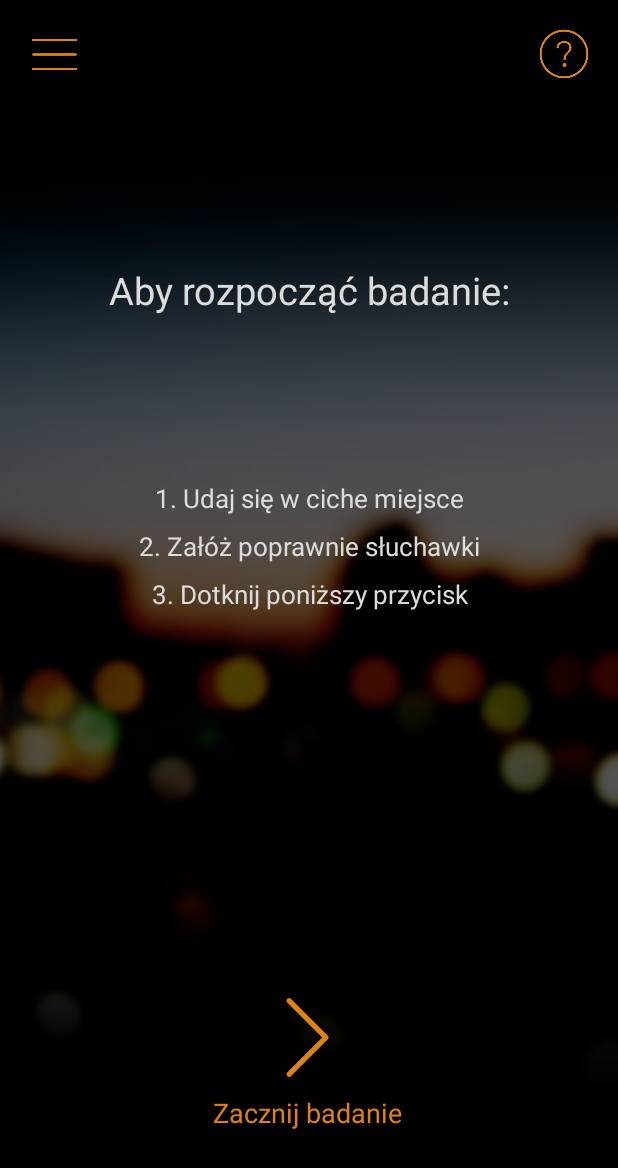
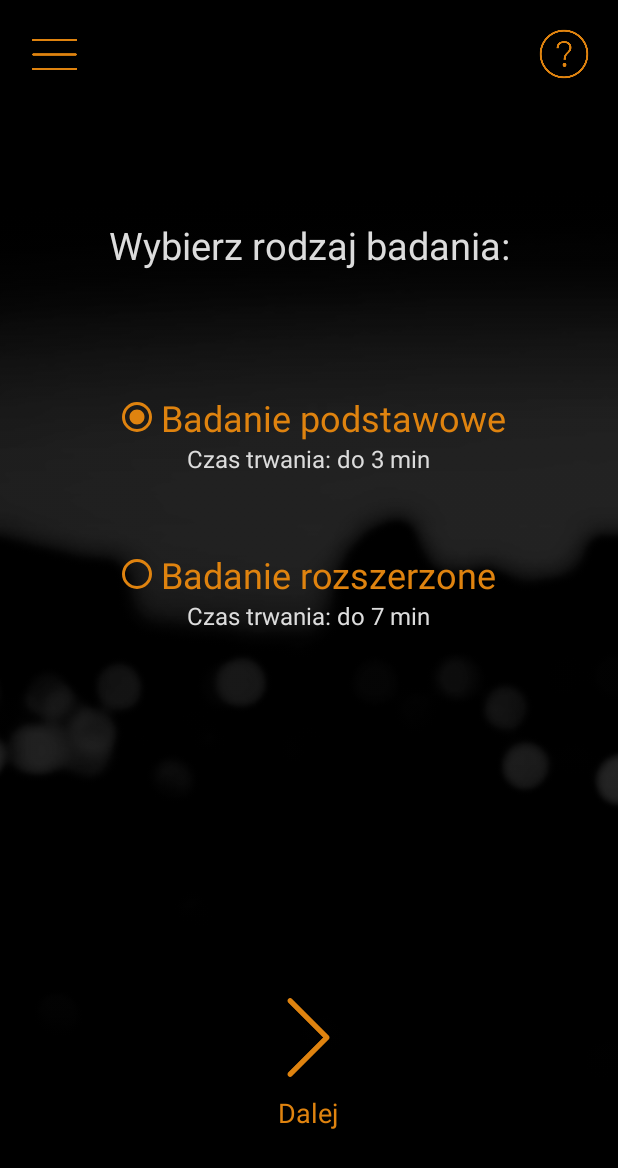
Before and after one commit to toklimoko/legendary-potato, an Android app: the Dialog screen opened directly, with no data from a screen before it, after a tap on "Pomiń", on a phone screen of 412 x 824 dp. Shown: the top 1168 px of the screen. Run offline under Robolectric (Android 15) with nearby library versions, the phone set to English and light mode, and no system bars.

Commit message:
v102018_1 +alg fix, +hidden calib & dialog

```diff
--- a/app/src/main/java/com/tomek/audiometr/dialogs/Dialog.java
+++ b/app/src/main/java/com/tomek/audiometr/dialogs/Dialog.java
@@ -11,6 +11,7 @@ import android.view.View;
 import com.tomek.audiometr.R;
 import com.tomek.audiometr.activities.AudioTestActivity;
 import com.tomek.audiometr.activities.CalibrationActivity;
+import com.tomek.audiometr.activities.ChoiceActivity;
 
 /**
  * Created by tokli on 16.09.2018.
@@ -30,7 +31,7 @@ public class Dialog extends Activity {
 
     public void skipDialog(View v){
         vibe.vibrate(50);
-        Intent intent = new Intent(getApplicationContext(),AudioTestActivity.class);
+        Intent intent = new Intent(getApplicationContext(),ChoiceActivity.class);
         intent.addFlags(Intent.FLAG_ACTIVITY_CLEAR_TOP);
         startActivity(intent);
     }
--- a/app/src/main/java/com/tomek/audiometr/helpers/Preferences.java
+++ b/app/src/main/java/com/tomek/audiometr/helpers/Preferences.java
@@ -16,7 +16,7 @@ public class Preferences {
 
 
     private double maxDecibels;
-    private double defMaxDecibels = 75;
+    private double defMaxDecibels = 100;
 
     public Preferences() {
     }
--- a/app/src/main/res/layout/content_main.xml
+++ b/app/src/main/res/layout/content_main.xml
@@ -62,6 +62,7 @@
         android:layout_height="100dp"
         android:layout_marginBottom="65dp"
         android:layout_marginStart="20dp"
+        android:visibility="gone"
         app:layout_constraintBottom_toBottomOf="parent"
         app:layout_constraintStart_toStartOf="parent">
 
@@ -103,8 +104,10 @@
         android:layout_height="100dp"
         android:layout_marginBottom="65dp"
         android:layout_marginEnd="20dp"
+        android:layout_marginStart="20dp"
         app:layout_constraintBottom_toBottomOf="parent"
-        app:layout_constraintEnd_toEndOf="parent">
+        app:layout_constraintEnd_toEndOf="parent"
+        app:layout_constraintStart_toStartOf="parent">
 
         <TextView
             android:layout_width="wrap_content"
--- a/app/src/main/res/menu/activity_main_drawer.xml
+++ b/app/src/main/res/menu/activity_main_drawer.xml
@@ -16,7 +16,8 @@
             android:id="@+id/nav_calibration"
             android:checkable="false"
             android:icon="@drawable/calibration_icon_small"
-            android:title="@string/txtCalibration" />
+            android:title="@string/txtCalibration"
+            android:visible="false" />
         <item
             android:id="@+id/nav_audioTest"
             android:checkable="false"
--- a/app/src/main/res/values/strings.xml
+++ b/app/src/main/res/values/strings.xml
@@ -12,7 +12,7 @@
     <string name="txtAboutAudioTestQ">Jak wykonać badanie?</string>
 
     <string name="title_activity_main2">Kalibracja</string>
-    <string name="title_activity_main3">Badanie</string>
+    <string name="title_activity_main3">Wykonaj badanie</string>
     <string name="calText1">1. Udaj się w ciche miejsce</string>
     <string name="calText2">2. Podłącz słuchawki \n (nie zakładaj ich!)</string>
     <string name="calText3">3. Przyłóż jedną słuchawkę do mikrofonu urządzenia (jeśli słuchawki mają własny mikrofon, to przyłóż do niego)</string>
@@ -33,7 +33,7 @@ Celem aplikacji jest umożliwienie wyznaczenia orientacyjnego audiogramu, a wyni
     <string name="result">Wynik badania</string>
     <string name="author">Autor: Tomasz Klimek</string>
     <string name="eMail">E-mail: toklimoko@gmail.com</string>
-    <string name="version">Wersja: 092018_2</string>
+    <string name="version">Wersja: 102018_1</string>
     <string name="tv_audioTest_1">Aby rozpocząć badanie: </string>
     <string name="tv_audioTest_11">1. Udaj się w ciche miejsce</string>
     <string name="tv_audioTest_12">2. Załóż poprawnie słuchawki</string>
```
Also changed, not shown: app/src/main/java/com/tomek/audiometr/activities/AudioTestActivity.java (+17 -10 lines), app/src/main/java/com/tomek/audiometr/activities/MainActivity.java (+12 -9 lines), app/src/main/java/com/tomek/audiometr/algorithms/Play.java (+15 -7 lines), 56 other files.
